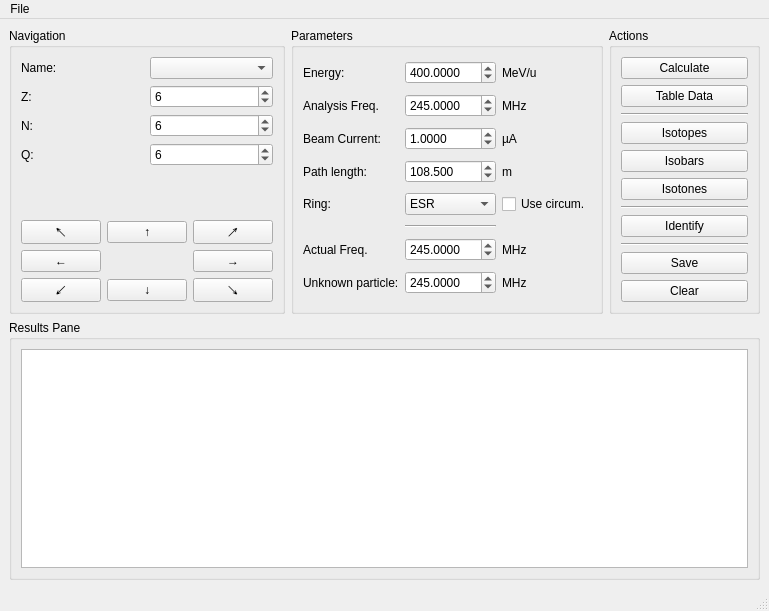
This is rsrc/mainwindow.ui in xaratustrah/barion as Qt 5 draws it before an edit. The edited form follows.
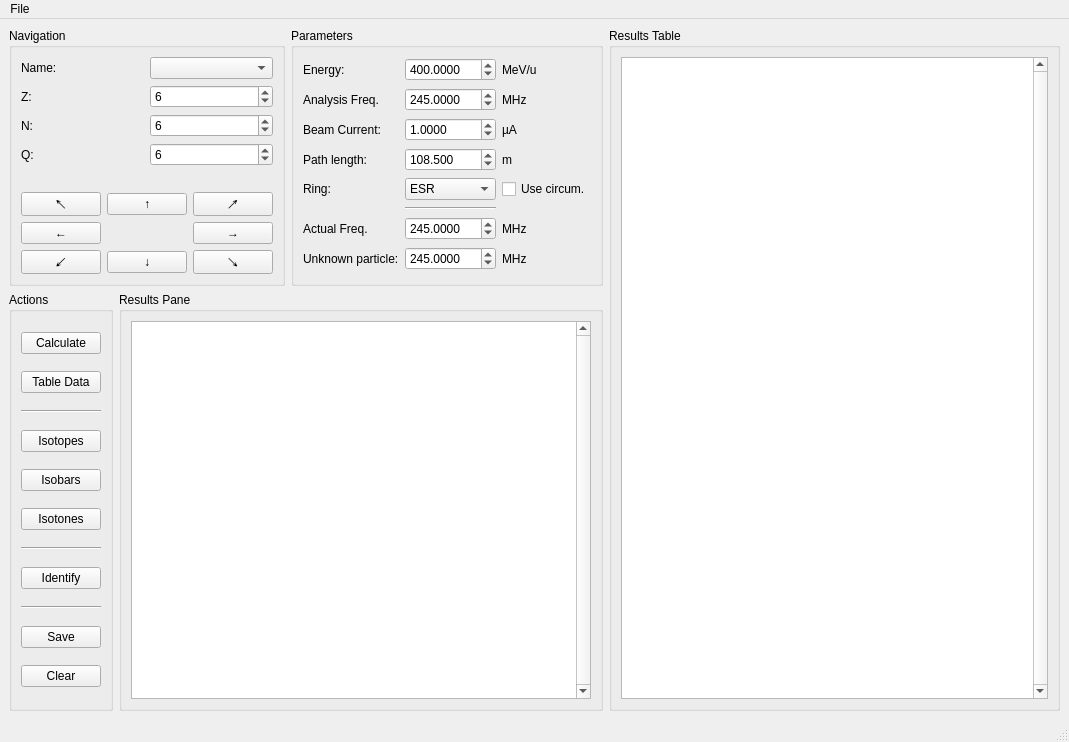
This is the edited form.

Commit message: added table view

Patch:
```diff
--- a/rsrc/mainwindow.ui
+++ b/rsrc/mainwindow.ui
@@ -6,14 +6,16 @@
    <rect>
     <x>0</x>
     <y>0</y>
-    <width>769</width>
-    <height>611</height>
+    <width>1069</width>
+    <height>742</height>
    </rect>
   </property>
   <property name="windowTitle">
    <string>barion</string>
   </property>
   <widget class="QWidget" name="centralwidget">
+   <layout class="QHBoxLayout" name="horizontalLayout_4">
+    <item>
    <layout class="QVBoxLayout" name="verticalLayout_3">
     <item>
      <layout class="QHBoxLayout" name="horizontalLayout_2">
@@ -409,6 +411,13 @@
         </layout>
        </widget>
       </item>
+       </layout>
+      </item>
+      <item>
+       <layout class="QHBoxLayout" name="horizontalLayout" stretch="0,0">
+        <property name="spacing">
+         <number>-1</number>
+        </property>
       <item>
        <widget class="QGroupBox" name="groupBox_5">
         <property name="title">
@@ -495,13 +504,6 @@
         </layout>
        </widget>
       </item>
-     </layout>
-    </item>
-    <item>
-     <layout class="QHBoxLayout" name="horizontalLayout" stretch="0">
-      <property name="spacing">
-       <number>-1</number>
-      </property>
       <item>
        <widget class="QGroupBox" name="groupBox_4">
         <property name="title">
@@ -509,12 +511,70 @@
         </property>
         <layout class="QHBoxLayout" name="horizontalLayout_3">
          <item>
-          <widget class="QTextBrowser" name="textBrowser"/>
+            <widget class="QTextBrowser" name="textBrowser">
+             <property name="verticalScrollBarPolicy">
+              <enum>Qt::ScrollBarAlwaysOn</enum>
+             </property>
+             <property name="textInteractionFlags">
+              <set>Qt::LinksAccessibleByKeyboard|Qt::LinksAccessibleByMouse|Qt::TextBrowserInteraction|Qt::TextSelectableByKeyboard|Qt::TextSelectableByMouse</set>
+             </property>
+            </widget>
          </item>
         </layout>
        </widget>
       </item>
      </layout>
+      </item>
+     </layout>
+    </item>
+    <item>
+     <widget class="QGroupBox" name="groupBox_3">
+      <property name="title">
+       <string>Results Table</string>
+      </property>
+      <layout class="QGridLayout" name="gridLayout_4">
+       <item row="0" column="0">
+        <widget class="QTableView" name="tableView">
+         <property name="verticalScrollBarPolicy">
+          <enum>Qt::ScrollBarAlwaysOn</enum>
+         </property>
+         <property name="sizeAdjustPolicy">
+          <enum>QAbstractScrollArea::AdjustToContents</enum>
+         </property>
+         <property name="editTriggers">
+          <set>QAbstractItemView::NoEditTriggers</set>
+         </property>
+         <property name="showDropIndicator" stdset="0">
+          <bool>false</bool>
+         </property>
+         <property name="dragDropOverwriteMode">
+          <bool>false</bool>
+         </property>
+         <property name="alternatingRowColors">
+          <bool>true</bool>
+         </property>
+         <property name="showGrid">
+          <bool>true</bool>
+         </property>
+         <property name="gridStyle">
+          <enum>Qt::DotLine</enum>
+         </property>
+         <property name="sortingEnabled">
+          <bool>true</bool>
+         </property>
+         <property name="wordWrap">
+          <bool>false</bool>
+         </property>
+         <property name="cornerButtonEnabled">
+          <bool>true</bool>
+         </property>
+         <attribute name="verticalHeaderVisible">
+          <bool>false</bool>
+         </attribute>
+        </widget>
+       </item>
+      </layout>
+     </widget>
     </item>
    </layout>
   </widget>
@@ -523,7 +583,7 @@
     <rect>
      <x>0</x>
      <y>0</y>
-     <width>769</width>
+     <width>1069</width>
      <height>22</height>
     </rect>
    </property>
```
Left out of the diff: 2 changed lines with no effect on the pictures. Lines whose indentation alone changed are shown as unchanged. The commit also changes 3 other files.
